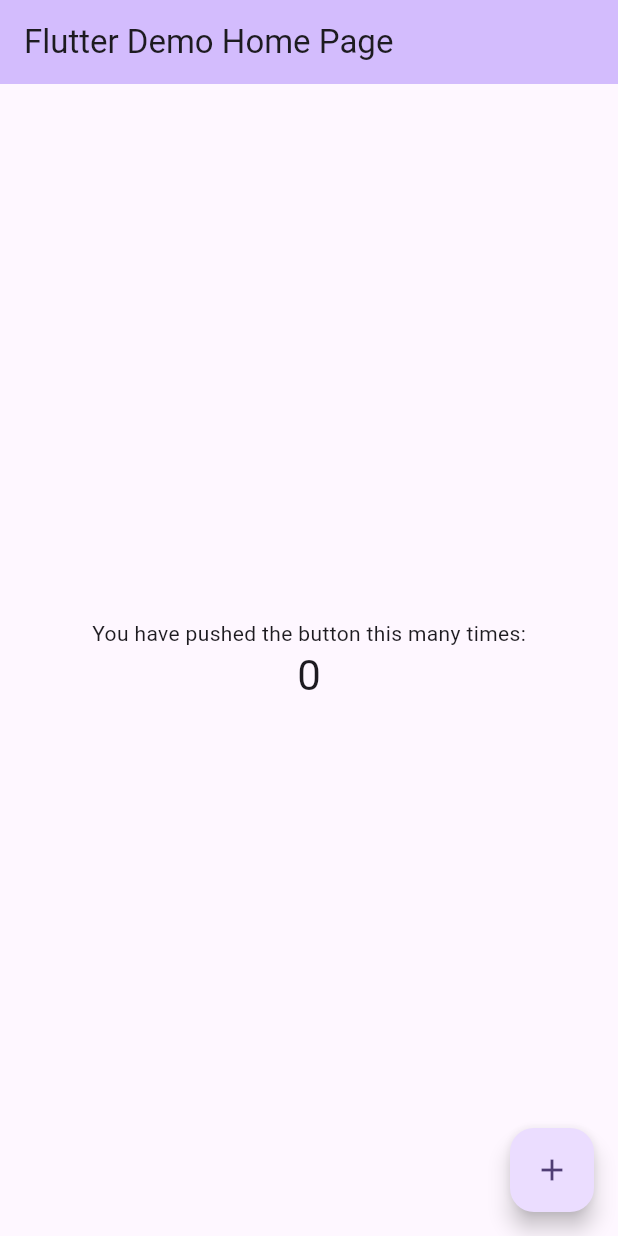
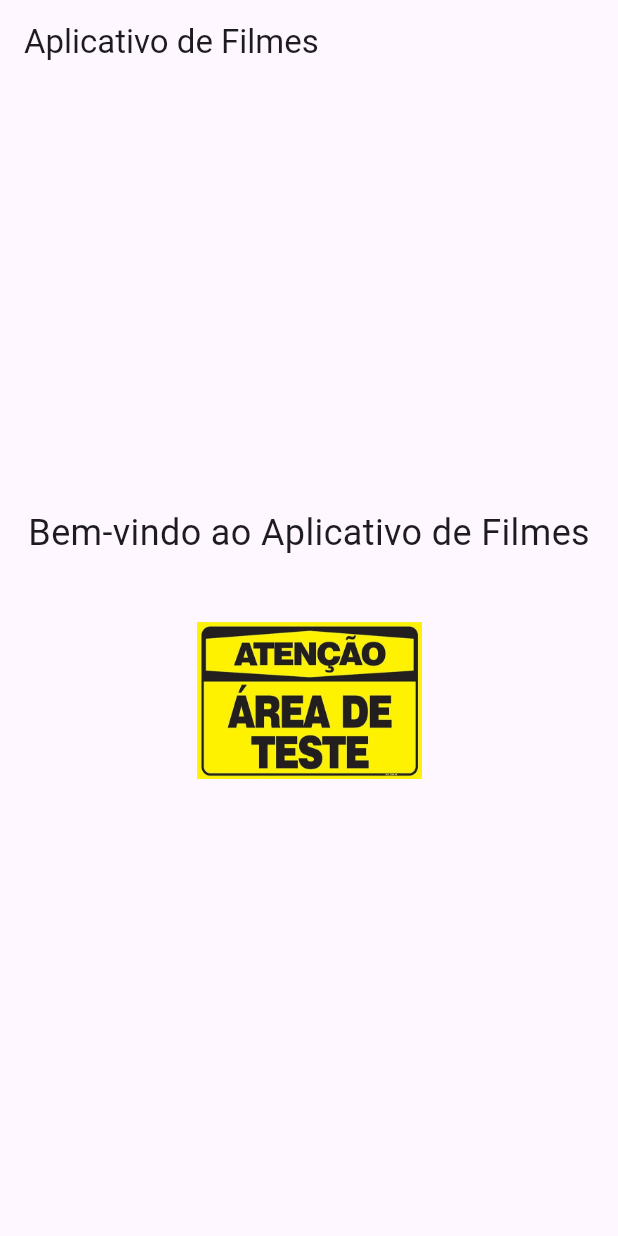
Before and after one commit to MateusOliveira991/koru_modulo4_app_flutter, a Flutter app: the screen it shows after launch, on a phone screen of 412 x 824 dp. Run offline on Flutter 3.47's test engine with Material 3 defaults, Android fonts, the light colour scheme and no system bars.

Commit message:
Criação das pastas de referências e inicialização estrutura

```diff
--- /dev/null
+++ b/app_movies/lib/core/app_colors.dart
@@ -0,0 +1,13 @@
+import 'package:flutter/material.dart';
+
+class AppColors{
+  static const Color primaryColor = Color(0xFF024873);
+  static const Color secondaryColor = Color(0xFF0381A9);
+  static const Color tertiaryColor = Color(0xFF2FB7AD);
+  static const Color quaternaryColor = Color(0xFFAECDE2);
+
+  // static const Color backgroundColor = Color ();
+  // static const Color accentColor = Color();
+  // static const Color textColor = Color();
+
+}
--- /dev/null
+++ b/app_movies/lib/core/app_images.dart
@@ -0,0 +1,3 @@
+class AppImages {
+  static const String teste = 'assets/images/teste.png';
+}
--- a/app_movies/lib/core/app_widget.dart
+++ b/app_movies/lib/core/app_widget.dart
@@ -0,0 +1,24 @@
+import 'package:flutter/material.dart';
+import 'package:app_movies/pages/Home/home_page.dart';
+
+
+
+
+class MyApp extends StatelessWidget {
+  const MyApp({super.key});
+  @override
+  Widget build(BuildContext context) {
+    return MaterialApp(
+      title: 'Flutter Demo',
+      theme: ThemeData(
+
+        colorScheme: ColorScheme.fromSeed(seedColor: Colors.deepPurple),
+        useMaterial3: true,
+      ),
+      initialRoute: '/home',
+      routes: {
+        '/home': (context) => const MyHomePage(),
+      },
+    );
+  }
+}
--- a/app_movies/lib/main.dart
+++ b/app_movies/lib/main.dart
@@ -1,74 +1,6 @@
 import 'package:flutter/material.dart';
+import 'package:app_movies/core/app_widget.dart';
 
 void main() {
   runApp(const MyApp());
 }
-
-class MyApp extends StatelessWidget {
-  const MyApp({super.key});
-  @override
-  Widget build(BuildContext context) {
-    return MaterialApp(
-      title: 'Flutter Demo',
-      theme: ThemeData(
-
-        colorScheme: ColorScheme.fromSeed(seedColor: Colors.deepPurple),
-        useMaterial3: true,
-      ),
-      home: const MyHomePage(title: 'Flutter Demo Home Page'),
-    );
-  }
-}
-class MyHomePage extends StatefulWidget {
-  const MyHomePage({super.key, required this.title});
-
-  final String title;
-
-  @override
-  State<MyHomePage> createState() => _MyHomePageState();
-}
-
-class _MyHomePageState extends State<MyHomePage> {
-  int _counter = 0;
-
-  void _incrementCounter() {
-    setState(() {
-
-      _counter++;
-    });
-  }
-
-  @override
-  Widget build(BuildContext context) {
-
-    return Scaffold(
-      appBar: AppBar(
-
-        backgroundColor: Theme.of(context).colorScheme.inversePrimary,
-
-        title: Text(widget.title),
-      ),
-      body: Center(
-
-        child: Column(
-
-          mainAxisAlignment: MainAxisAlignment.center,
-          children: <Widget>[
-            const Text(
-              'You have pushed the button this many times:',
-            ),
-            Text(
-              '$_counter',
-              style: Theme.of(context).textTheme.headlineMedium,
-            ),
-          ],
-        ),
-      ),
-      floatingActionButton: FloatingActionButton(
-        onPressed: _incrementCounter,
-        tooltip: 'Increment',
-        child: const Icon(Icons.add),
-      ),
-    );
-  }
-}
--- a/app_movies/lib/pages/Home/home_page.dart
+++ b/app_movies/lib/pages/Home/home_page.dart
@@ -0,0 +1,33 @@
+import 'package:flutter/material.dart';
+import 'package:app_movies/core/app_images.dart';
+
+class MyHomePage extends StatelessWidget {
+  const MyHomePage({Key? key}) : super(key: key);
+
+  @override
+  Widget build(BuildContext context) {
+    return Scaffold(
+      appBar: AppBar(
+        title: Text('Aplicativo de Filmes'),
+      ),
+      body: Center(
+        child: Column(
+          mainAxisAlignment: MainAxisAlignment.center,
+          children: <Widget>[
+            Text(
+              'Bem-vindo ao Aplicativo de Filmes',
+              style: TextStyle(fontSize: 24),
+            ),
+            SizedBox(height: 20),
+            Image.asset(
+              AppImages.teste,
+              width: 150,
+              height: 150,
+              fit: BoxFit.contain,
+            ),
+          ],
+        ),
+      ),
+    );
+  }
+}
--- a/app_movies/pubspec.yaml
+++ b/app_movies/pubspec.yaml
@@ -59,9 +59,9 @@ flutter:
   uses-material-design: true
 
   # To add assets to your application, add an assets section, like this:
-  # assets:
-  #   - images/a_dot_burr.jpeg
-  #   - images/a_dot_ham.jpeg
+  assets:
+    - assets/images/teste.png
+
 
   # An image asset can refer to one or more resolution-specific "variants", see
   # https://flutter.dev/assets-and-images/#resolution-aware
```
Also changed, not shown: app_movies/assets/images/teste.png (added), app_movies/lib/core/app_textStyles.dart (added).
